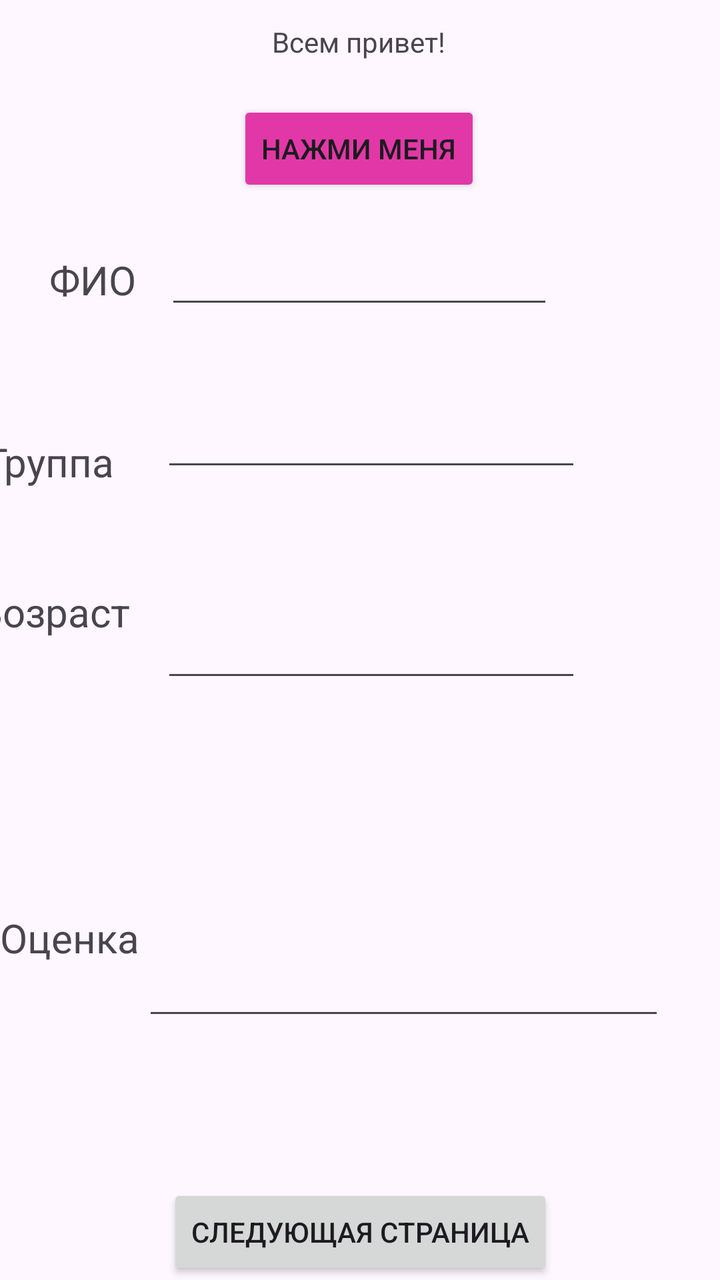
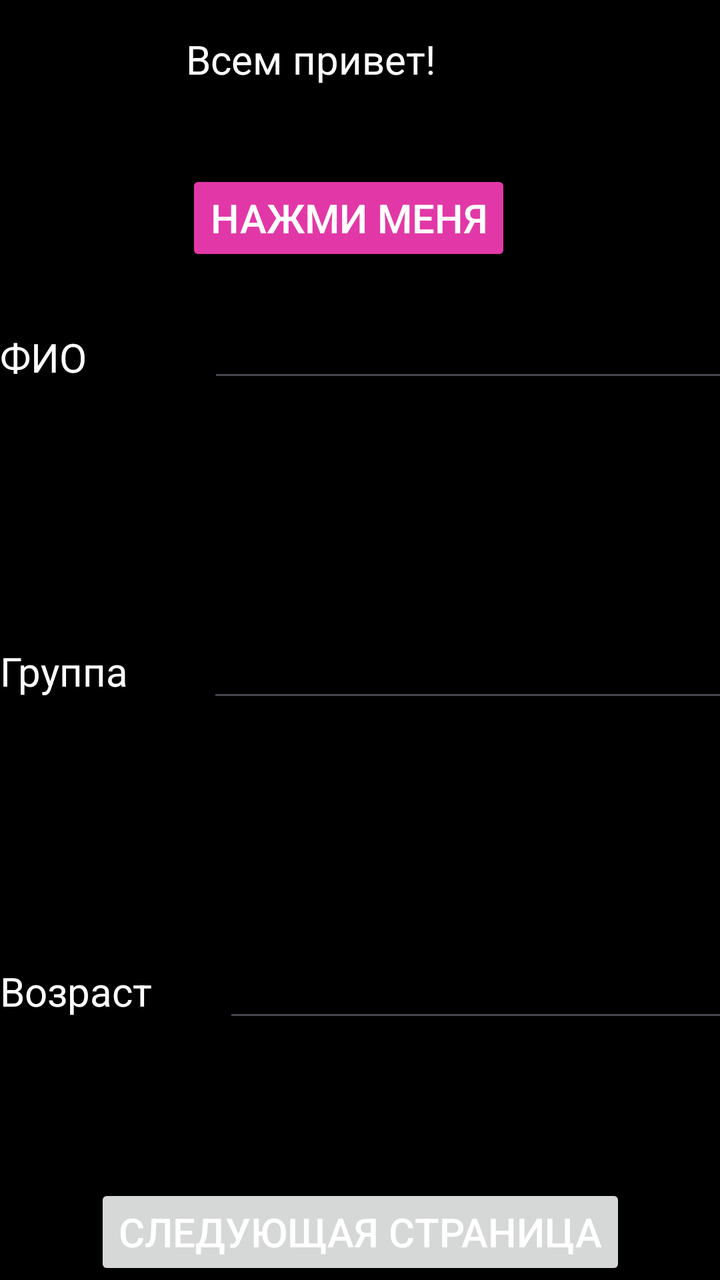

Two renders of the same Android screen: before a commit and after it. Below are the layout's source before the change and the commit's diff.
<!-- AndroidManifest.xml: application theme Theme.KazantsevArtur -->
<!-- res/layout/activity_main.xml -->
<?xml version="1.0" encoding="utf-8"?>
<androidx.constraintlayout.widget.ConstraintLayout xmlns:android="http://schemas.android.com/apk/res/android"
    xmlns:app="http://schemas.android.com/apk/res-auto"
    xmlns:tools="http://schemas.android.com/tools"
    android:id="@+id/main"
    android:layout_width="match_parent"
    android:layout_height="match_parent"
    tools:context=".MainActivity">

    <TextView
        android:id="@+id/textView"
        android:layout_width="wrap_content"
        android:layout_height="wrap_content"
        android:text="Всем привет!"
        app:layout_constraintBottom_toBottomOf="parent"
        app:layout_constraintEnd_toEndOf="parent"
        app:layout_constraintHorizontal_bias="0.498"
        app:layout_constraintStart_toStartOf="parent"
        app:layout_constraintTop_toTopOf="parent"
        app:layout_constraintVertical_bias="0.018" />

    <Button
        android:id="@+id/my_button"
        android:layout_width="wrap_content"
        android:layout_height="wrap_content"
        android:layout_marginTop="20dp"
        android:backgroundTint="@color/pink"
        android:text="Нажми меня"
        android:textColorLink="#DE1818"
        app:layout_constraintEnd_toEndOf="parent"
        app:layout_constraintHorizontal_bias="0.498"
        app:layout_constraintStart_toStartOf="parent"
        app:layout_constraintTop_toBottomOf="@+id/textView" />

    <EditText
        android:id="@+id/editTextText2"
        android:layout_width="194dp"
        android:layout_height="41dp"
        android:layout_marginTop="20dp"
        android:ems="10"
        android:inputType="text"
        app:layout_constraintEnd_toEndOf="parent"
        app:layout_constraintHorizontal_bias="0.497"
        app:layout_constraintStart_toStartOf="parent"
        app:layout_constraintTop_toBottomOf="@+id/my_button" />

    <Button
        android:id="@+id/next_button"
        android:layout_width="wrap_content"
        android:layout_height="wrap_content"
        android:onClick="onNextActivity"
        android:text="Следующая страница"
        app:layout_constraintBottom_toBottomOf="parent"
        app:layout_constraintEnd_toEndOf="parent"
        app:layout_constraintStart_toStartOf="parent" />

    <EditText
        android:id="@+id/editTextText"
        android:layout_width="wrap_content"
        android:layout_height="wrap_content"
        android:layout_marginTop="40dp"
        android:ems="10"
        android:inputType="text"
        app:layout_constraintEnd_toEndOf="parent"
        app:layout_constraintHorizontal_bias="0.537"
        app:layout_constraintStart_toStartOf="parent"
        app:layout_constraintTop_toBottomOf="@+id/editTextText2" />

    <EditText
        android:id="@+id/editTextNumber"
        android:layout_width="wrap_content"
        android:layout_height="wrap_content"
        android:layout_marginTop="64dp"
        android:ems="10"
        android:inputType="number"
        app:layout_constraintEnd_toEndOf="parent"
        app:layout_constraintHorizontal_bias="0.537"
        app:layout_constraintStart_toStartOf="parent"
        app:layout_constraintTop_toBottomOf="@+id/editTextText" />

    <EditText
        android:id="@+id/editTextNumber2"
        android:layout_width="261dp"
        android:layout_height="85dp"
        android:layout_marginTop="84dp"
        android:ems="10"
        android:inputType="number"
        app:layout_constraintEnd_toEndOf="parent"
        app:layout_constraintHorizontal_bias="0.72"
        app:layout_constraintStart_toStartOf="parent"
        app:layout_constraintTop_toBottomOf="@+id/editTextNumber" />

    <TextView
        android:id="@+id/textView3"
        android:layout_width="wrap_content"
        android:layout_height="wrap_content"
        android:layout_marginTop="28dp"
        android:text="ФИО"
        android:textSize="20sp"
        app:layout_constraintEnd_toEndOf="parent"
        app:layout_constraintHorizontal_bias="0.078"
        app:layout_constraintStart_toStartOf="parent"
        app:layout_constraintTop_toBottomOf="@+id/my_button" />

    <TextView
        android:id="@+id/textView4"
        android:layout_width="wrap_content"
        android:layout_height="wrap_content"
        android:layout_marginTop="64dp"
        android:layout_marginEnd="24dp"
        android:text="Группа"
        android:textSize="20sp"
        app:layout_constraintEnd_toStartOf="@+id/editTextText"
        app:layout_constraintTop_toBottomOf="@+id/textView3" />

    <TextView
        android:id="@+id/textView5"
        android:layout_width="wrap_content"
        android:layout_height="wrap_content"
        android:layout_marginTop="48dp"
        android:layout_marginEnd="16dp"
        android:text="Возраст"
        android:textSize="20sp"
        app:layout_constraintEnd_toStartOf="@+id/editTextNumber"
        app:layout_constraintTop_toBottomOf="@+id/textView4" />

    <TextView
        android:id="@+id/textView6"
        android:layout_width="wrap_content"
        android:layout_height="wrap_content"
        android:layout_marginTop="136dp"
        android:text="Оценка"
        android:textSize="20sp"
        app:layout_constraintTop_toBottomOf="@+id/textView5"
        tools:layout_editor_absoluteX="19dp" />

</androidx.constraintlayout.widget.ConstraintLayout>
<!-- resources referenced by this layout -->
<resources>
  <color name="pink">#E238A7 </color>
  <style name="Theme.KazantsevArtur" parent="Base.Theme.KazantsevArtur" />
  <style name="Base.Theme.KazantsevArtur" parent="Theme.Material3.DayNight.NoActionBar">
          
          
      </style>
</resources>

<!-- the commit's change to res/layout/activity_main.xml (unified diff, before → after) -->
@@ -6,43 +6,6 @@
     android:layout_width="match_parent"
     android:layout_height="match_parent"
     tools:context=".MainActivity">
-
-    <TextView
-        android:id="@+id/textView"
-        android:layout_width="wrap_content"
-        android:layout_height="wrap_content"
-        android:text="Всем привет!"
-        app:layout_constraintBottom_toBottomOf="parent"
-        app:layout_constraintEnd_toEndOf="parent"
-        app:layout_constraintHorizontal_bias="0.498"
-        app:layout_constraintStart_toStartOf="parent"
-        app:layout_constraintTop_toTopOf="parent"
-        app:layout_constraintVertical_bias="0.018" />
-
-    <Button
-        android:id="@+id/my_button"
-        android:layout_width="wrap_content"
-        android:layout_height="wrap_content"
-        android:layout_marginTop="20dp"
-        android:backgroundTint="@color/pink"
-        android:text="Нажми меня"
-        android:textColorLink="#DE1818"
-        app:layout_constraintEnd_toEndOf="parent"
-        app:layout_constraintHorizontal_bias="0.498"
-        app:layout_constraintStart_toStartOf="parent"
-        app:layout_constraintTop_toBottomOf="@+id/textView" />
-
-    <EditText
-        android:id="@+id/editTextText2"
-        android:layout_width="194dp"
-        android:layout_height="41dp"
-        android:layout_marginTop="20dp"
-        android:ems="10"
-        android:inputType="text"
-        app:layout_constraintEnd_toEndOf="parent"
-        app:layout_constraintHorizontal_bias="0.497"
-        app:layout_constraintStart_toStartOf="parent"
-        app:layout_constraintTop_toBottomOf="@+id/my_button" />
 
     <Button
         android:id="@+id/next_button"
@@ -54,84 +17,152 @@
         app:layout_constraintEnd_toEndOf="parent"
         app:layout_constraintStart_toStartOf="parent" />
 
-    <EditText
-        android:id="@+id/editTextText"
-        android:layout_width="wrap_content"
-        android:layout_height="wrap_content"
-        android:layout_marginTop="40dp"
-        android:ems="10"
-        android:inputType="text"
+    <LinearLayout
+        android:id="@+id/linearLayout"
+        android:layout_width="173dp"
+        android:layout_height="117dp"
+        android:layout_marginTop="16dp"
+        android:orientation="vertical"
         app:layout_constraintEnd_toEndOf="parent"
-        app:layout_constraintHorizontal_bias="0.537"
+        app:layout_constraintHorizontal_bias="0.498"
         app:layout_constraintStart_toStartOf="parent"
-        app:layout_constraintTop_toBottomOf="@+id/editTextText2" />
+        app:layout_constraintTop_toTopOf="parent">
 
-    <EditText
-        android:id="@+id/editTextNumber"
-        android:layout_width="wrap_content"
-        android:layout_height="wrap_content"
-        android:layout_marginTop="64dp"
-        android:ems="10"
-        android:inputType="number"
-        app:layout_constraintEnd_toEndOf="parent"
-        app:layout_constraintHorizontal_bias="0.537"
+        <TextView
+            android:id="@+id/textView"
+            android:layout_width="match_parent"
+            android:layout_height="wrap_content"
+            android:layout_weight="1"
+            android:alpha="20"
+            android:text="Всем привет!" />
+
+        <Button
+            android:id="@+id/my_button"
+            android:layout_width="wrap_content"
+            android:layout_height="wrap_content"
+            android:backgroundTint="@color/pink"
+            android:text="Нажми меня"
+            android:textColorLink="#DE1818" />
+    </LinearLayout>
+
+    <LinearLayout
+        android:layout_width="410dp"
+        android:layout_height="678dp"
+        android:layout_marginTop="12dp"
+        android:orientation="vertical"
         app:layout_constraintStart_toStartOf="parent"
-        app:layout_constraintTop_toBottomOf="@+id/editTextText" />
+        app:layout_constraintTop_toBottomOf="@+id/linearLayout">
 
-    <EditText
-        android:id="@+id/editTextNumber2"
-        android:layout_width="261dp"
-        android:layout_height="85dp"
-        android:layout_marginTop="84dp"
-        android:ems="10"
-        android:inputType="number"
-        app:layout_constraintEnd_toEndOf="parent"
-        app:layout_constraintHorizontal_bias="0.72"
-        app:layout_constraintStart_toStartOf="parent"
-        app:layout_constraintTop_toBottomOf="@+id/editTextNumber" />
+        <LinearLayout
+            android:layout_width="match_parent"
+            android:layout_height="wrap_content"
+            android:orientation="horizontal"
+            android:layout_weight="1">
 
-    <TextView
-        android:id="@+id/textView3"
-        android:layout_width="wrap_content"
-        android:layout_height="wrap_content"
-        android:layout_marginTop="28dp"
-        android:text="ФИО"
-        android:textSize="20sp"
-        app:layout_constraintEnd_toEndOf="parent"
-        app:layout_constraintHorizontal_bias="0.078"
-        app:layout_constraintStart_toStartOf="parent"
-        app:layout_constraintTop_toBottomOf="@+id/my_button" />
 
-    <TextView
-        android:id="@+id/textView4"
-        android:layout_width="wrap_content"
-        android:layout_height="wrap_content"
-        android:layout_marginTop="64dp"
-        android:layout_marginEnd="24dp"
-        android:text="Группа"
-        android:textSize="20sp"
-        app:layout_constraintEnd_toStartOf="@+id/editTextText"
-        app:layout_constraintTop_toBottomOf="@+id/textView3" />
+            <TextView
+                android:id="@+id/textView3"
+                android:layout_width="wrap_content"
+                android:layout_height="wrap_content"
+                android:layout_marginTop="10dp"
+                android:layout_marginEnd="10dp"
+                android:layout_weight="1"
+                android:text="ФИО"
+                android:textSize="20sp" />
 
-    <TextView
-        android:id="@+id/textView5"
-        android:layout_width="wrap_content"
-        android:layout_height="wrap_content"
-        android:layout_marginTop="48dp"
-        android:layout_marginEnd="16dp"
-        android:text="Возраст"
-        android:textSize="20sp"
-        app:layout_constraintEnd_toStartOf="@+id/editTextNumber"
-        app:layout_constraintTop_toBottomOf="@+id/textView4" />
+            <EditText
+                android:id="@+id/editTextText2"
+                android:layout_width="194dp"
+                android:layout_height="41dp"
+                android:layout_marginTop="10dp"
+                android:layout_marginEnd="10dp"
+                android:layout_weight="2"
+                android:ems="10"
+                android:inputType="text" />
 
-    <TextView
-        android:id="@+id/textView6"
-        android:layout_width="wrap_content"
-        android:layout_height="wrap_content"
-        android:layout_marginTop="136dp"
-        android:text="Оценка"
-        android:textSize="20sp"
-        app:layout_constraintTop_toBottomOf="@+id/textView5"
-        tools:layout_editor_absoluteX="19dp" />
+        </LinearLayout>
+
+        <LinearLayout
+            android:layout_width="match_parent"
+            android:layout_height="wrap_content"
+            android:orientation="horizontal"
+            android:layout_weight="1">
+
+            <TextView
+                android:id="@+id/textView4"
+                android:layout_width="wrap_content"
+                android:layout_height="wrap_content"
+                android:layout_marginTop="10dp"
+                android:layout_marginEnd="10dp"
+                android:layout_weight="1"
+                android:text="Группа"
+                android:textSize="20sp" />
+
+            <EditText
+                android:id="@+id/editTextText"
+                android:layout_width="wrap_content"
+                android:layout_height="wrap_content"
+                android:layout_marginTop="10dp"
+                android:layout_marginEnd="10dp"
+                android:layout_weight="2"
+                android:ems="10"
+                android:inputType="text" />
+        </LinearLayout>
+
+        <LinearLayout
+            android:layout_width="match_parent"
+            android:layout_height="wrap_content"
+            android:orientation="horizontal"
+            android:layout_weight="1">
+
+            <TextView
+                android:id="@+id/textView5"
+                android:layout_width="wrap_content"
+                android:layout_height="wrap_content"
+                android:layout_marginTop="10dp"
+                android:layout_marginEnd="10dp"
+                android:layout_weight="1"
+                android:text="Возраст"
+                android:textSize="20sp" />
+
+            <EditText
+                android:id="@+id/editTextNumber"
+                android:layout_width="wrap_content"
+                android:layout_height="wrap_content"
+                android:layout_marginTop="10dp"
+                android:layout_marginEnd="10dp"
+                android:layout_weight="2"
+                android:ems="10"
+                android:inputType="number" />
+        </LinearLayout>
+
+        <LinearLayout
+            android:layout_width="match_parent"
+            android:layout_height="wrap_content"
+            android:orientation="horizontal"
+            android:layout_weight="1">
+
+            <TextView
+                android:id="@+id/textView6"
+                android:layout_width="wrap_content"
+                android:layout_height="wrap_content"
+                android:layout_marginTop="10dp"
+                android:layout_marginEnd="10dp"
+                android:layout_weight="1"
+                android:text="Оценка"
+                android:textSize="20sp" />
+
+            <EditText
+                android:id="@+id/editTextNumber2"
+                android:layout_width="261dp"
+                android:layout_height="85dp"
+                android:layout_marginTop="10dp"
+                android:layout_marginEnd="10dp"
+                android:layout_weight="2
+"
+                android:ems="10"
+                android:inputType="number" />
+        </LinearLayout>
+    </LinearLayout>
 
 </androidx.constraintlayout.widget.ConstraintLayout>
<!-- resource entries referenced after the edit -->
@@ -1,10 +1,23 @@
 <!-- resources referenced by this layout -->
 <resources>
   <color name="pink">#E238A7 </color>
-  <style name="Theme.KazantsevArtur" parent="Base.Theme.KazantsevArtur" />
+  <style name="Theme.KazantsevArtur.Dark" parent="Base.Theme.KazantsevArtur">
+          <item name="colorPrimary">@color/red</item>&gt;
+          <item name="android:windowBackground"> @color/black</item>
+          <item name="android:textColorPrimary"> @color/white</item>
+          <item name="android:textColor"> @color/white</item>
+          <item name="android:textSize"> 20dp</item>
+      </style>
   <style name="Base.Theme.KazantsevArtur" parent="Theme.Material3.DayNight.NoActionBar">
-          
-          
+          <item name="colorPrimary">@color/red</item>&gt;
+          <item name="android:windowBackground">@color/white</item>
+          <item name="android:textColorPrimary">@color/black</item>
+          <item name="android:textColor">@color/black</item>
+  
+  
       </style>
+  <color name="red">#FF0000</color>
+  <color name="black">#FF000000</color>
+  <color name="white">#FFFFFFFF</color>
 </resources>
 
